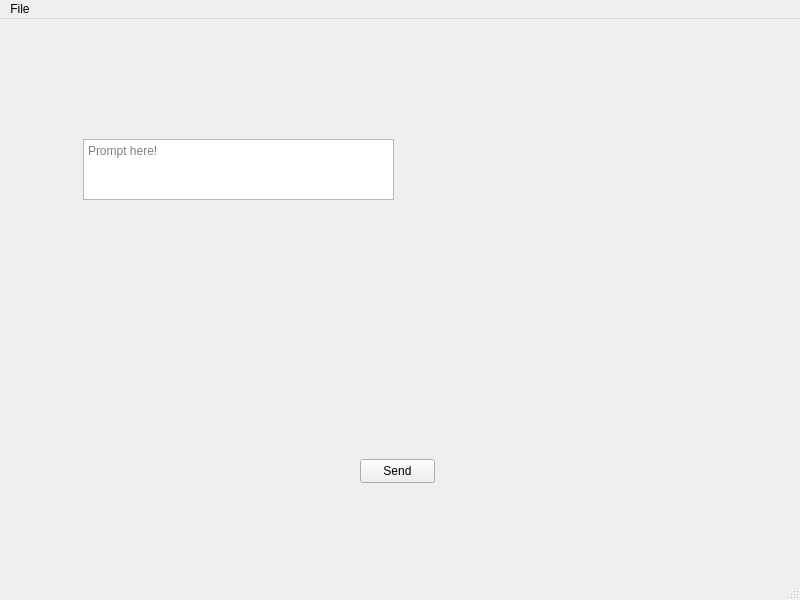
The window that main/mainwindow.ui (Kuui22/Pyside-image-generation) describes before a commit, drawn with Qt 5.
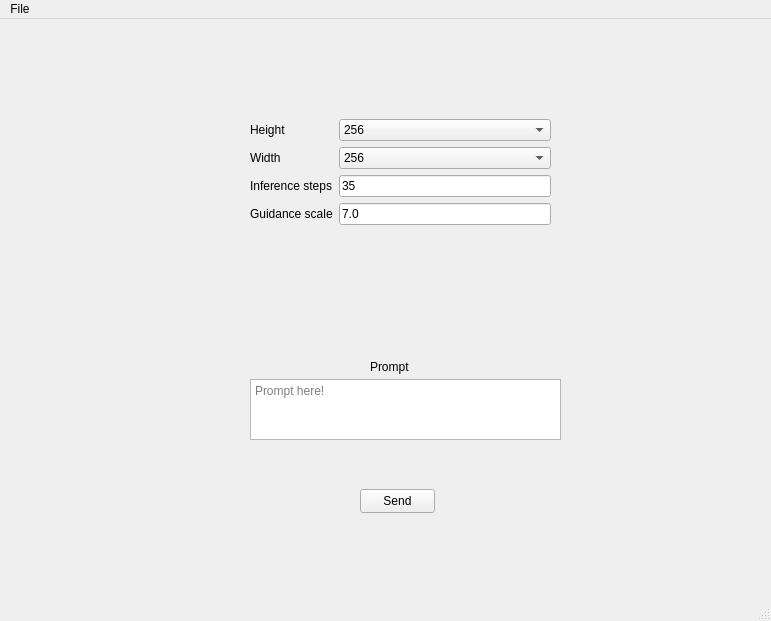
The same window after the commit.

Commit message: generation with editable parameters

Patch:
```diff
--- a/main/mainwindow.ui
+++ b/main/mainwindow.ui
@@ -6,8 +6,8 @@
    <rect>
     <x>0</x>
     <y>0</y>
-    <width>800</width>
-    <height>600</height>
+    <width>771</width>
+    <height>621</height>
    </rect>
   </property>
   <property name="windowTitle">
@@ -18,7 +18,7 @@
     <property name="geometry">
      <rect>
       <x>360</x>
-      <y>440</y>
+      <y>470</y>
       <width>75</width>
       <height>24</height>
      </rect>
@@ -30,8 +30,8 @@
    <widget class="QTextEdit" name="promptText">
     <property name="geometry">
      <rect>
-      <x>83</x>
-      <y>120</y>
+      <x>250</x>
+      <y>360</y>
       <width>311</width>
       <height>61</height>
      </rect>
@@ -40,6 +40,142 @@
      <string>Prompt here!</string>
     </property>
    </widget>
+   <widget class="QLabel" name="labelPrompt">
+    <property name="geometry">
+     <rect>
+      <x>370</x>
+      <y>340</y>
+      <width>49</width>
+      <height>16</height>
+     </rect>
+    </property>
+    <property name="text">
+     <string>Prompt</string>
+    </property>
+   </widget>
+   <widget class="QWidget" name="formLayoutWidget">
+    <property name="geometry">
+     <rect>
+      <x>250</x>
+      <y>100</y>
+      <width>301</width>
+      <height>201</height>
+     </rect>
+    </property>
+    <layout class="QFormLayout" name="formLayout">
+     <item row="0" column="0">
+      <widget class="QLabel" name="labelHeight">
+       <property name="text">
+        <string>Height</string>
+       </property>
+      </widget>
+     </item>
+     <item row="0" column="1">
+      <widget class="QComboBox" name="heightBox">
+       <item>
+        <property name="text">
+         <string>256</string>
+        </property>
+       </item>
+       <item>
+        <property name="text">
+         <string>512</string>
+        </property>
+       </item>
+       <item>
+        <property name="text">
+         <string>768</string>
+        </property>
+       </item>
+       <item>
+        <property name="text">
+         <string>1024</string>
+        </property>
+       </item>
+      </widget>
+     </item>
+     <item row="1" column="0">
+      <widget class="QLabel" name="labelWidth">
+       <property name="text">
+        <string>Width</string>
+       </property>
+      </widget>
+     </item>
+     <item row="1" column="1">
+      <widget class="QComboBox" name="widthBox">
+       <property name="editable">
+        <bool>false</bool>
+       </property>
+       <property name="currentText">
+        <string>256</string>
+       </property>
+       <property name="currentIndex">
+        <number>0</number>
+       </property>
+       <item>
+        <property name="text">
+         <string>256</string>
+        </property>
+       </item>
+       <item>
+        <property name="text">
+         <string>512</string>
+        </property>
+       </item>
+       <item>
+        <property name="text">
+         <string>768</string>
+        </property>
+       </item>
+       <item>
+        <property name="text">
+         <string>1024</string>
+        </property>
+       </item>
+      </widget>
+     </item>
+     <item row="2" column="0">
+      <widget class="QLabel" name="labelInference">
+       <property name="text">
+        <string>Inference steps</string>
+       </property>
+      </widget>
+     </item>
+     <item row="2" column="1">
+      <widget class="QLineEdit" name="editInference">
+       <property name="inputMask">
+        <string>D9</string>
+       </property>
+       <property name="text">
+        <string>35</string>
+       </property>
+       <property name="clearButtonEnabled">
+        <bool>false</bool>
+       </property>
+      </widget>
+     </item>
+     <item row="3" column="0">
+      <widget class="QLabel" name="labelGuidance">
+       <property name="text">
+        <string>Guidance scale</string>
+       </property>
+      </widget>
+     </item>
+     <item row="3" column="1">
+      <widget class="QLineEdit" name="editGuidance">
+       <property name="inputMask">
+        <string>D.9</string>
+       </property>
+       <property name="text">
+        <string>7.0</string>
+       </property>
+       <property name="maxLength">
+        <number>3</number>
+       </property>
+      </widget>
+     </item>
+    </layout>
+   </widget>
   </widget>
   <widget class="QMenuBar" name="menubar">
    <property name="enabled">
@@ -49,7 +185,7 @@
     <rect>
      <x>0</x>
      <y>0</y>
-     <width>800</width>
+     <width>771</width>
      <height>33</height>
     </rect>
    </property>
```
The commit also changes 3 other files.
